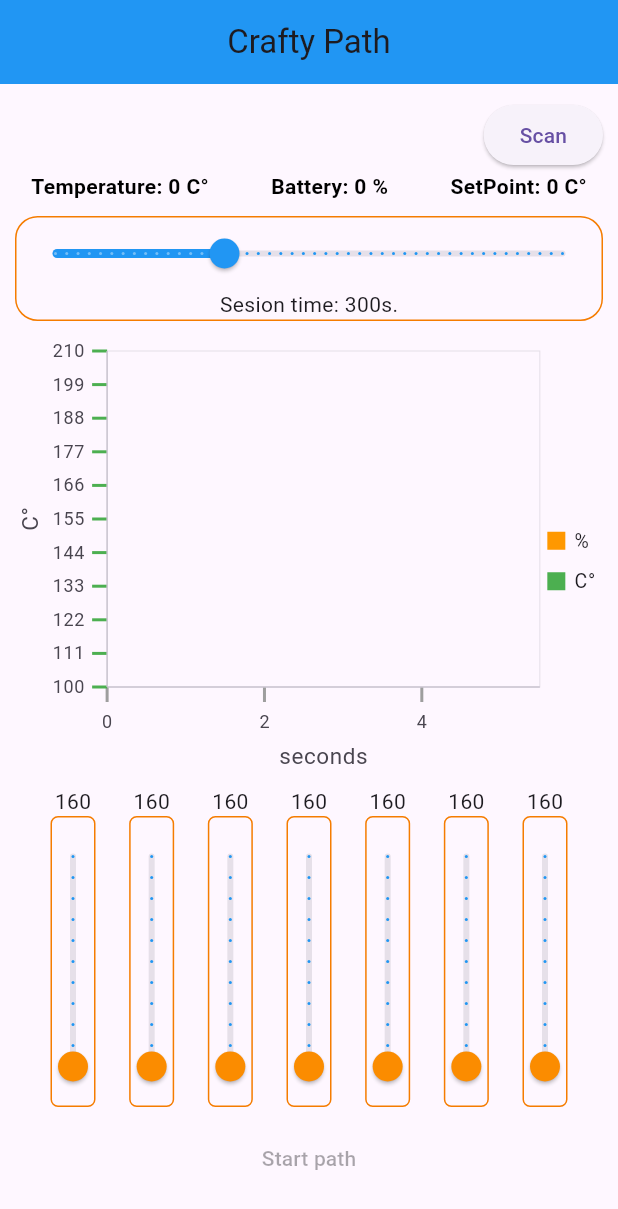
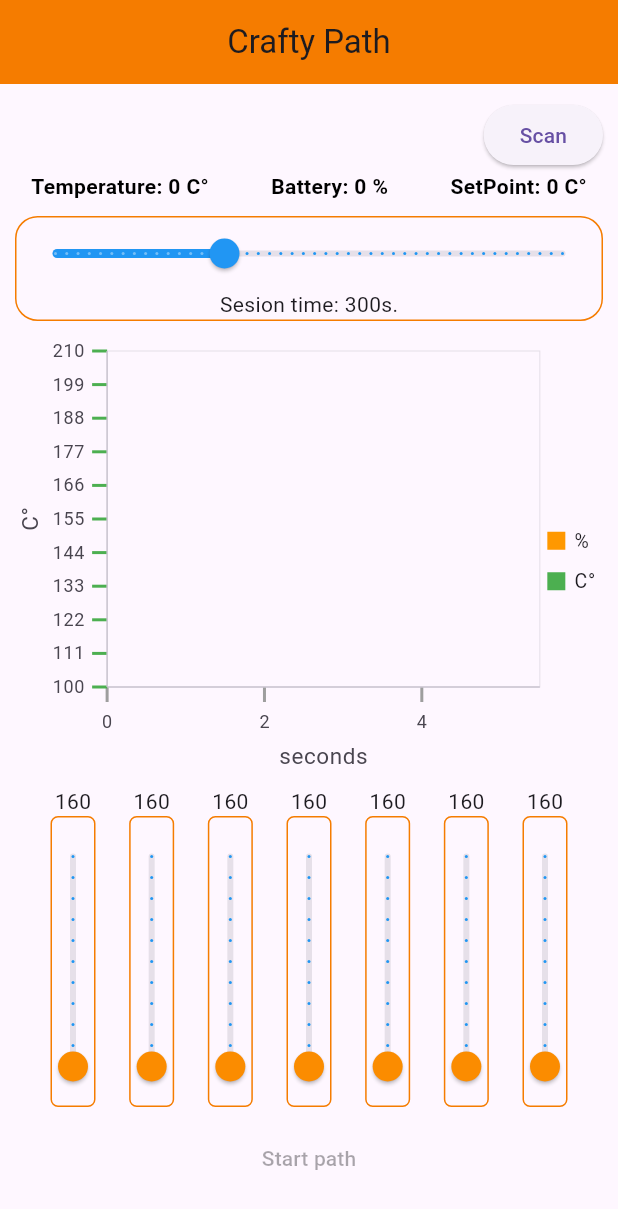
Before and after one commit to lwrdjne4/path, a Flutter app: the screen it shows after launch, on a phone screen of 412 x 824 dp. Shown: the top 1209 px of the screen. Run offline on Flutter 3.47's test engine with Material 3 defaults, Android fonts, the phone set to English and light mode, and no system bars; our stand-ins replace convert, flutter_tts, loading_animation_widget, permission_handler, shared_preferences, syncfusion_flutter_charts and 1 more; missing offline and left inert: universal_ble.

Commit message:
back to orange

```diff
--- a/lib/main.dart
+++ b/lib/main.dart
@@ -514,7 +514,7 @@
       debugShowCheckedModeBanner: false,
       home: Scaffold(
         appBar: AppBar(
-          backgroundColor: Colors.blue,// Colors.orange.shade700,
+          backgroundColor: Colors.orange.shade700,
           title: const Text("Crafty Path"),
           centerTitle: true,
         ),
```
Also changed, not shown: 4 other files.
